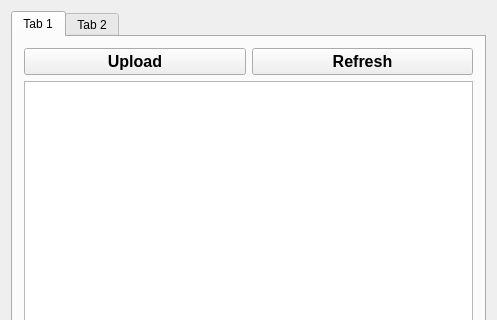
First picture: the form in mainwindow.ui, repository supertriodo/Arena-Tracker, before the edit; both pictures show x 0 to 497 and y 0 to 320 of the 497 by 460 pixel window.
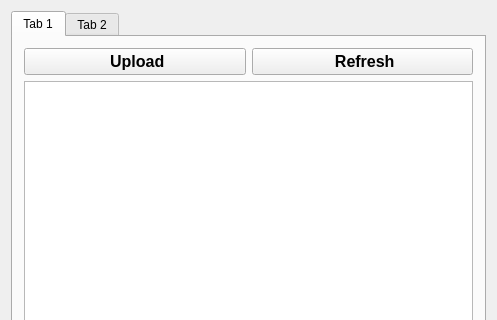
Second picture: the form after the edit. The open tabs and pages were chosen to show the change. Icons and pictures are not drawn.

What changed in the file:
```diff
--- a/mainwindow.ui
+++ b/mainwindow.ui
@@ -43,7 +43,7 @@
              </font>
             </property>
             <property name="text">
-             <string>Upload</string>
+             <string> Upload</string>
             </property>
             <property name="icon">
              <iconset resource="arenatracker.qrc">
@@ -73,7 +73,7 @@
              </font>
             </property>
             <property name="text">
-             <string>Refresh</string>
+             <string> Refresh</string>
             </property>
             <property name="icon">
              <iconset resource="arenatracker.qrc">
```
Left out of the diff: 4 changed lines with no effect on the pictures.
